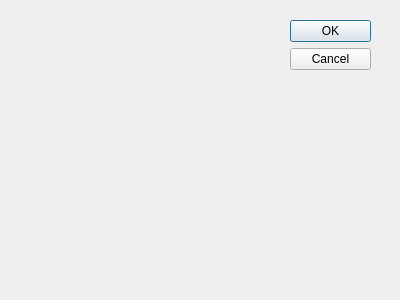
Before: the Qt Designer form editdialog.ui in garretraziel/icp, drawn with Qt 5.
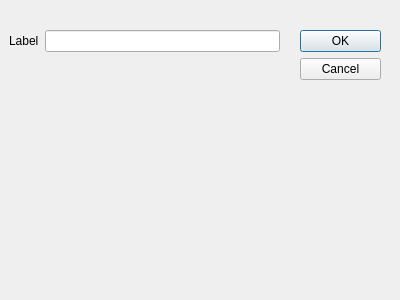
After: the same form once the commit is applied.

The edit to the form file:
```diff
--- a/editdialog.ui
+++ b/editdialog.ui
@@ -18,8 +18,8 @@
   <widget class="QDialogButtonBox" name="buttonBox">
    <property name="geometry">
     <rect>
-     <x>290</x>
-     <y>20</y>
+     <x>300</x>
+     <y>30</y>
      <width>81</width>
      <height>241</height>
     </rect>
@@ -31,6 +31,28 @@
     <set>QDialogButtonBox::Cancel|QDialogButtonBox::Ok</set>
    </property>
   </widget>
+  <widget class="QWidget" name="formLayoutWidget">
+   <property name="geometry">
+    <rect>
+     <x>9</x>
+     <y>30</y>
+     <width>271</width>
+     <height>241</height>
+    </rect>
+   </property>
+   <layout class="QFormLayout" name="formLayout">
+    <item row="0" column="0">
+     <widget class="QLabel" name="label">
+      <property name="text">
+       <string>Label</string>
+      </property>
+     </widget>
+    </item>
+    <item row="0" column="1">
+     <widget class="QLineEdit" name="labelEdit"/>
+    </item>
+   </layout>
+  </widget>
  </widget>
  <pixmapfunction/>
  <resources/>
```
Left out of the diff: 5 changed lines with no effect on the pictures.
